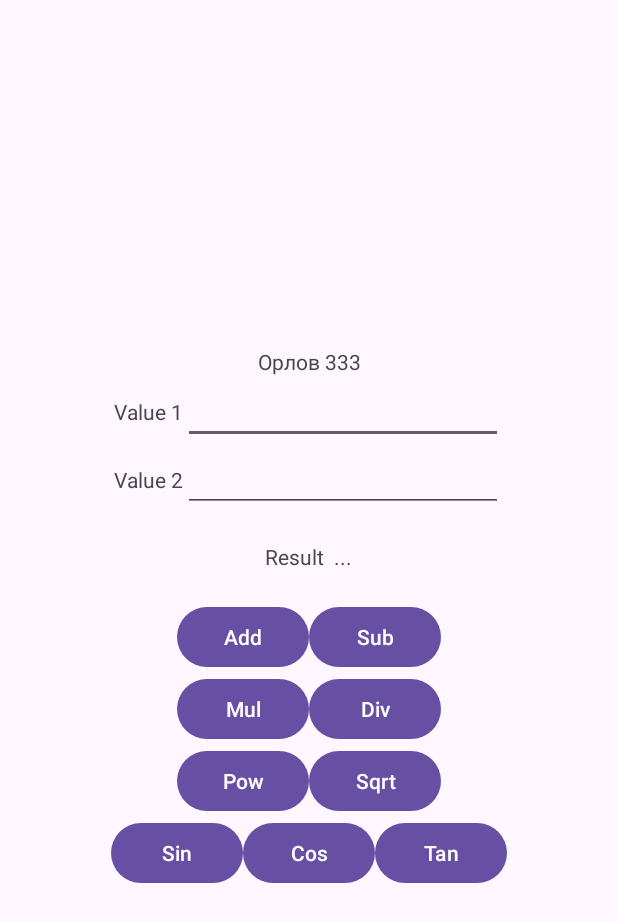
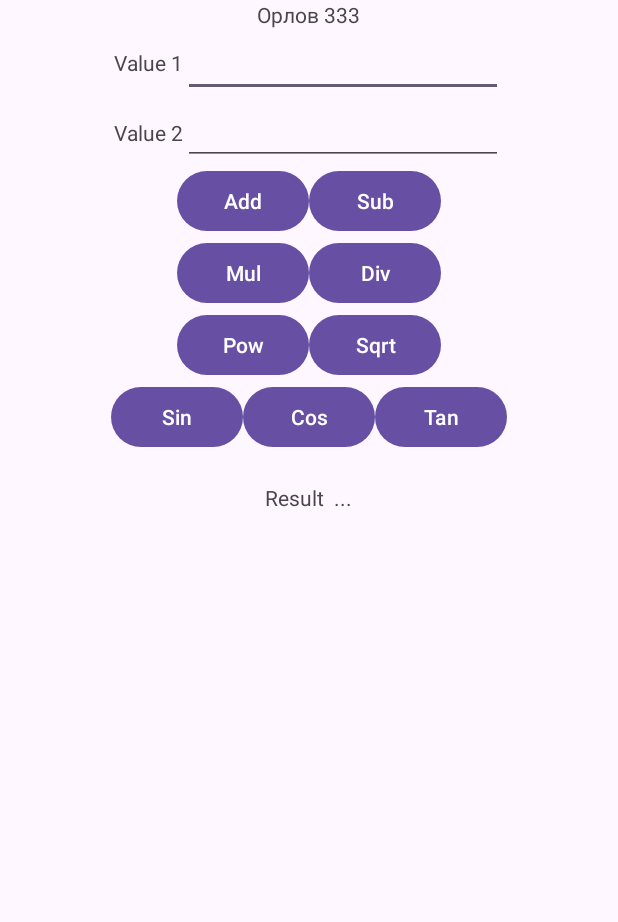
Before and after one commit to Amoro-rok/android-courses, an Android app: the screen it shows after launch (MainActivity), on a phone screen of 412 x 824 dp. Shown: the top 922 px of the screen. Run offline under Robolectric (Android 15) with nearby library versions, the light colour scheme and no system bars.

Commit message:
финальные версии первых двух работ - калькулятора и конвертера

```diff
--- a/Lab01Calculator/app/src/main/res/layout/activity_main.xml
+++ b/Lab01Calculator/app/src/main/res/layout/activity_main.xml
@@ -5,9 +5,15 @@
     android:id="@+id/main"
     android:layout_width="match_parent"
     android:layout_height="match_parent"
-    android:gravity="center_horizontal|center_vertical"
+    android:gravity="center_horizontal"
     android:orientation="vertical"
     tools:context=".MainActivity">
+
+    <LinearLayout
+        android:layout_width="wrap_content"
+        android:layout_height="wrap_content"
+        android:gravity="bottom"
+        android:orientation="vertical">
 
         <TextView
             android:id="@+id/developers_name"
@@ -15,10 +21,12 @@
             android:layout_height="wrap_content"
             android:text="Орлов 333"
             android:textAlignment="center" />
+    </LinearLayout>
 
     <LinearLayout
         android:layout_width="wrap_content"
         android:layout_height="wrap_content"
+        android:gravity="center"
         android:orientation="horizontal">
 
         <TextView
@@ -56,29 +64,6 @@
             android:layout_weight="1"
             android:ems="10"
             android:inputType="numberSigned" />
-    </LinearLayout>
-
-    <LinearLayout
-        android:layout_width="wrap_content"
-        android:layout_height="wrap_content"
-        android:layout_margin="30px"
-        android:orientation="horizontal">
-
-        <TextView
-            android:id="@+id/result_txt"
-            android:layout_width="wrap_content"
-            android:layout_height="wrap_content"
-            android:layout_marginEnd="10px"
-            android:text="@string/result_title" />
-
-        <TextView
-            android:id="@+id/result_outtxt"
-            android:layout_width="wrap_content"
-            android:layout_height="wrap_content"
-            android:layout_weight="1"
-            android:text="..."
-            android:textAlignment="textEnd" />
-
     </LinearLayout>
 
     <LinearLayout
@@ -172,4 +157,27 @@
             android:text="@string/tan_btn" />
 
     </LinearLayout>
+
+    <LinearLayout
+        android:layout_width="wrap_content"
+        android:layout_height="wrap_content"
+        android:layout_margin="30px"
+        android:orientation="horizontal">
+
+        <TextView
+            android:id="@+id/result_txt"
+            android:layout_width="wrap_content"
+            android:layout_height="wrap_content"
+            android:layout_marginEnd="10px"
+            android:text="@string/result_title" />
+
+        <TextView
+            android:id="@+id/result_outtxt"
+            android:layout_width="wrap_content"
+            android:layout_height="wrap_content"
+            android:layout_weight="1"
+            android:text="..."
+            android:textAlignment="textEnd" />
+
     </LinearLayout>
+</LinearLayout>
--- a/Lab02Converter/app/src/main/java/coeait/g333/orlov/lab02converter/MainActivity.java
+++ b/Lab02Converter/app/src/main/java/coeait/g333/orlov/lab02converter/MainActivity.java
@@ -100,7 +100,7 @@ public class MainActivity extends AppCompatActivity {
         Unit unit_from = (Unit) sp_From.getSelectedItem();
         Unit unit_to = (Unit) sp_To.getSelectedItem();
         double to = inp * unit_from.coeff / unit_to.coeff;
-        resulttxt.setText(String.valueOf(to));
+        resulttxt.setText(String.format("%.6f", to).replaceAll("0*$", "").replaceAll("\\.$", ""));
     }
 
     public void on_switch(View v)
```
Also changed, not shown: Lab01Calculator/app/src/main/java/koeait/g333/orlov/lab01_calculator/MainActivity.java (+8 -4 lines), Lab02Converter/app/src/main/res/layout/activity_main.xml (+7 -0 lines). Lines whose indentation alone changed are shown as unchanged.
